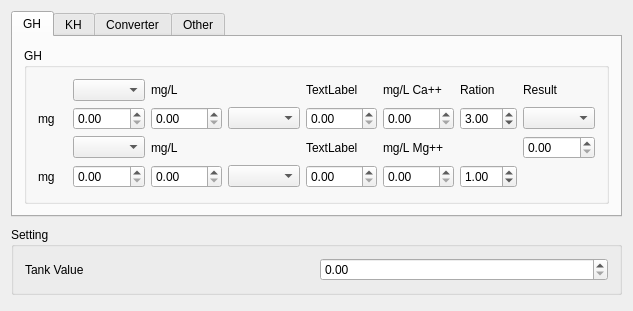
This is mainwindow.ui in DrFr/HardnessCalc as Qt 5 draws it before an edit. The edited form follows.
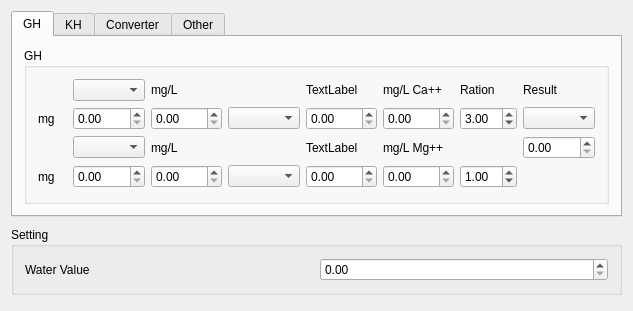
This is the edited form.

Commit message: eight recount

```diff
--- a/mainwindow.ui
+++ b/mainwindow.ui
@@ -496,7 +496,7 @@
        <item row="0" column="1">
         <widget class="QLabel" name="label_11">
          <property name="text">
-          <string>Tank Value</string>
+          <string>Water Value</string>
          </property>
         </widget>
        </item>
```
The commit also changes 2 other files.
